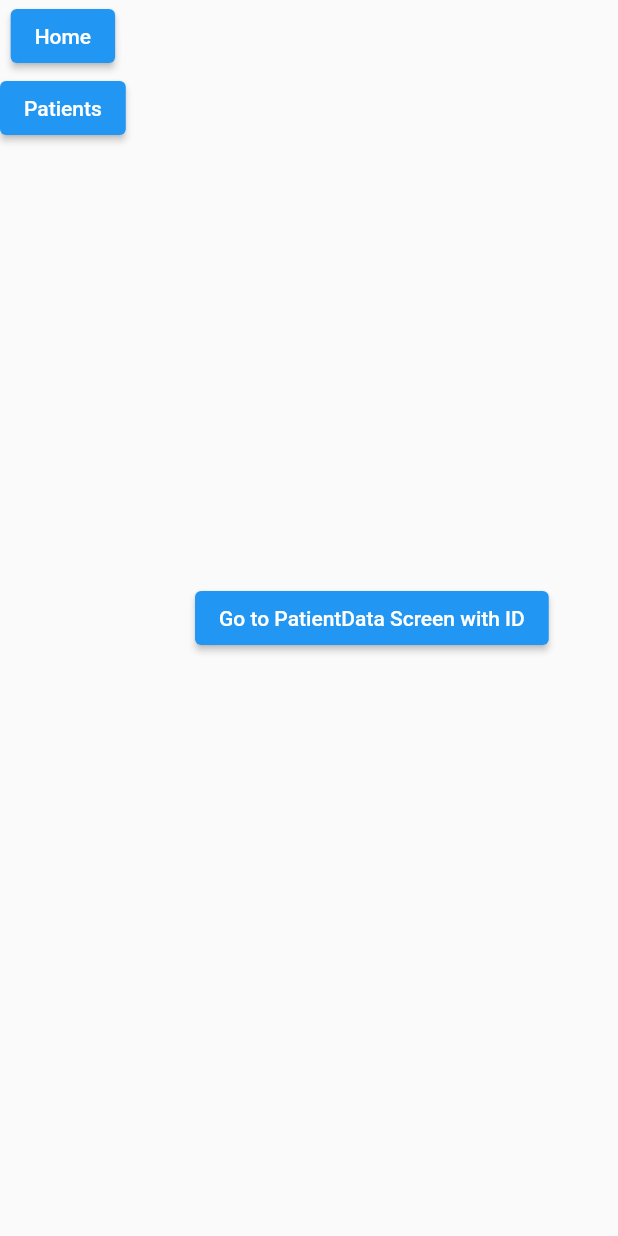
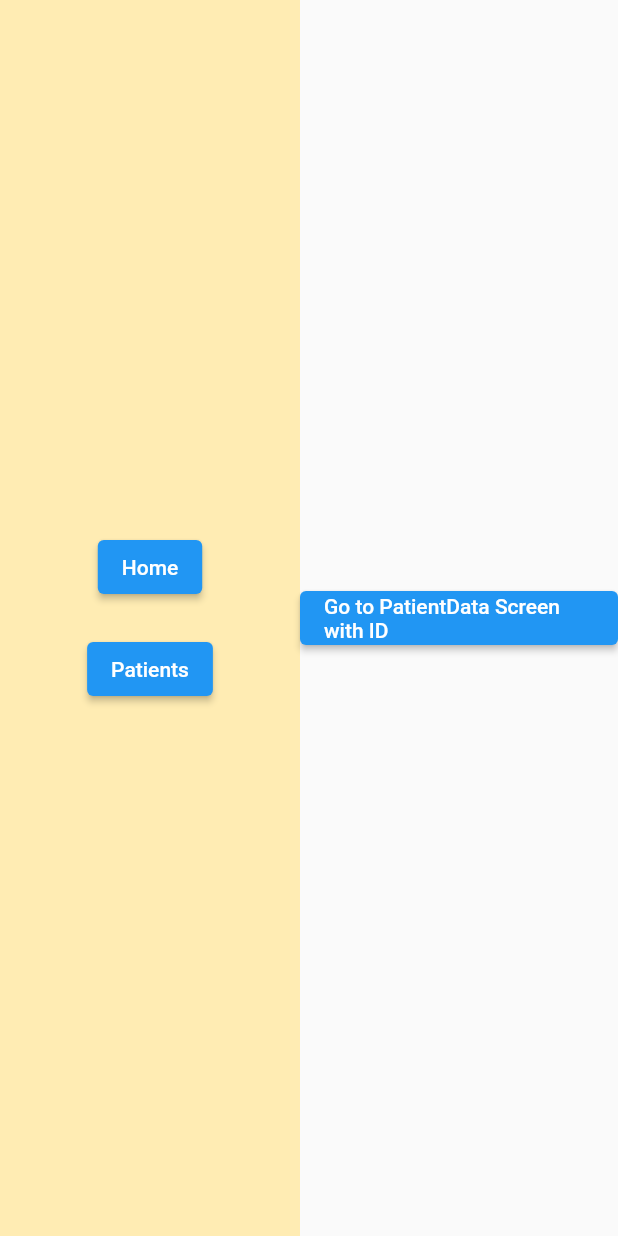
Before and after one commit to achinthadil/flutter_web_navigation_sample, a Flutter app: the screen it shows after launch, after a tap on "Patients", on a phone screen of 412 x 824 dp. Run offline on Flutter 3.47's test engine with Material 2 defaults, Android fonts, the phone set to English and light mode, and no system bars; our stand-ins replace get.

Commit message:
sidebar customization

```diff
--- a/lib/main.dart
+++ b/lib/main.dart
@@ -1,11 +1,11 @@
 // ignore_for_file: depend_on_referenced_packages
 
 import 'package:flutter/material.dart';
-import 'package:flutter_web_plugins/url_strategy.dart';
+// import 'package:flutter_web_plugins/url_strategy.dart';
 import 'package:get/get.dart';
 
 void main() {
-  usePathUrlStrategy();
+  // usePathUrlStrategy();
   runApp(const MyApp());
 }
 
@@ -58,17 +58,24 @@ class PersistentSidebar extends StatelessWidget {
 
   @override
   Widget build(BuildContext context) {
-    return Column(
+    return Container(
+      width: 200,
+      height: MediaQuery.sizeOf(context).height,
+      decoration: BoxDecoration(color: Colors.amber[100]),
+      child: Column(
+        mainAxisAlignment: MainAxisAlignment.center,
         children: [
           ElevatedButton(
             onPressed: () => Get.offNamed('/'),
             child: const Text('Home'),
           ),
+          const SizedBox(height: 20),
           ElevatedButton(
             onPressed: () => Get.offNamed('/patients'),
             child: const Text('Patients'),
           ),
         ],
+      ),
     );
   }
 }
```
Lines whose indentation alone changed are shown as unchanged.
